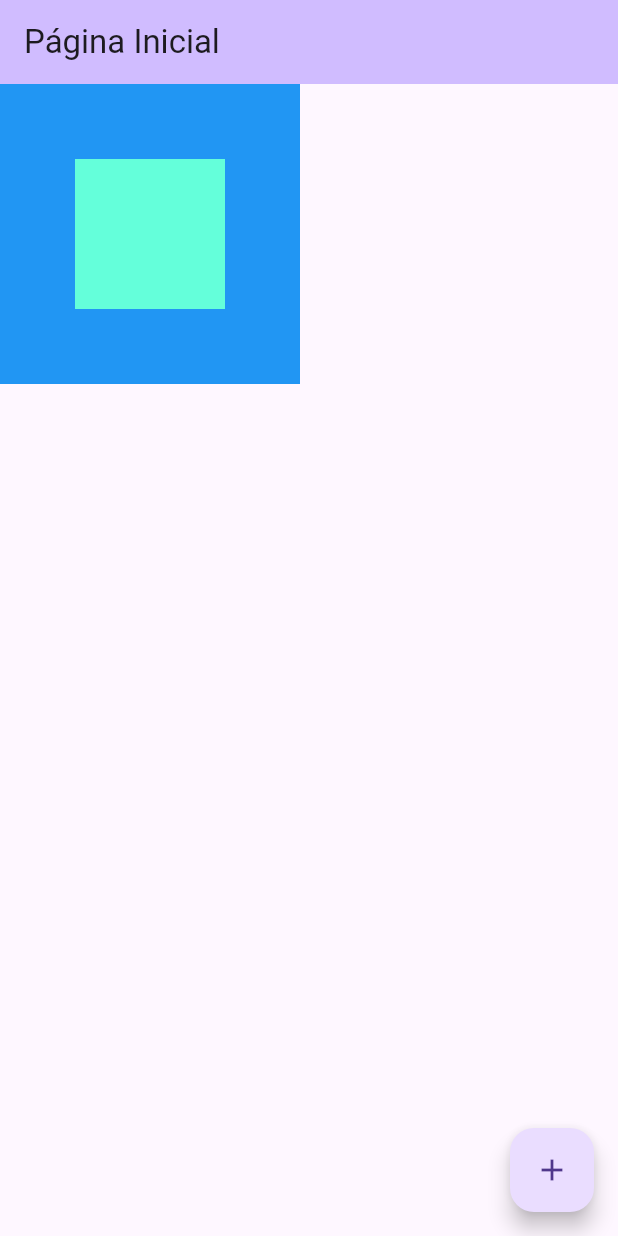
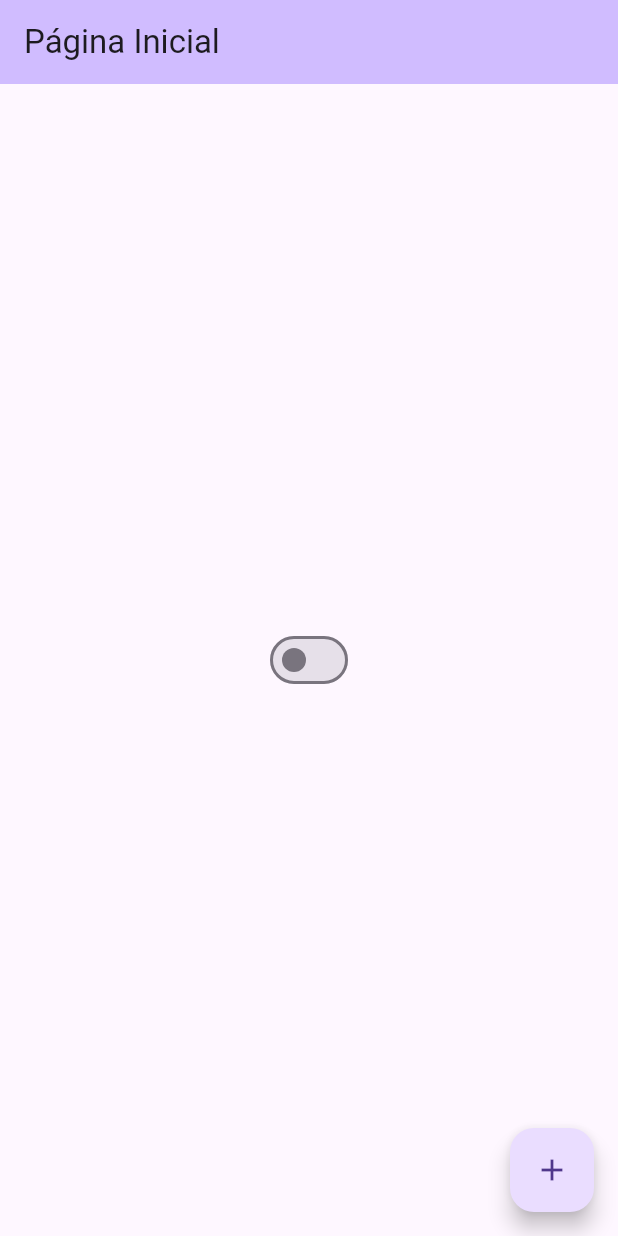
Before and after one commit to caioalves99/Aprendendo_Flutter, a Flutter app: the screen it shows after launch, on a phone screen of 412 x 824 dp. Run offline on Flutter 3.47's test engine with Material 3 defaults, Android fonts, the phone set to English and light mode, and no system bars.

Commit message:
Aprendendo sobre Gerenciar outro Estado

```diff
--- /dev/null
+++ b/lib/app_controller.dart
@@ -0,0 +1,12 @@
+import 'package:flutter/material.dart';
+
+class AppController extends ChangeNotifier {
+
+  static AppController instance = AppController();
+
+  bool isDartTheme = false;
+  changeTheme() {
+    isDartTheme = !isDartTheme;
+    notifyListeners();
+  }
+}
--- a/lib/app_widget.dart
+++ b/lib/app_widget.dart
@@ -1,13 +1,23 @@
+import 'package:aprendendo_flutter/app_controller.dart';
 import 'package:aprendendo_flutter/home_page.dart';
 import 'package:flutter/material.dart';
 
 class AppWidget extends StatelessWidget {
-
   @override
   Widget build(BuildContext context) {
-    return MaterialApp(
-      theme: ThemeData(primarySwatch: Colors.cyan),
-      home: HomePage(),
+    return AnimatedBuilder(
+      animation: AppController.instance,
+      builder: (context, child) {
+        return MaterialApp(
+          theme: ThemeData(
+            primarySwatch: Colors.grey,
+            brightness: AppController.instance.isDartTheme
+              ? Brightness.dark
+              : Brightness.light,
+          ),
+          home: HomePage(),
+        );
+      },
     );
   }
 }
--- a/lib/home_page.dart
+++ b/lib/home_page.dart
@@ -1,3 +1,4 @@
+import 'package:aprendendo_flutter/app_controller.dart';
 import 'package:flutter/material.dart';
 
 class HomePage extends StatefulWidget {
@@ -9,27 +10,23 @@ class HomePage extends StatefulWidget {
 
 class HomePageState extends State<HomePage> {
   int counter = 0;
+  bool isDartTheme = false;
 
   @override
   Widget build(BuildContext context) {
     return Scaffold(
       appBar: AppBar(
         title: Text('Página Inicial'),
-         backgroundColor: Theme.of(context).colorScheme.inversePrimary,
+        backgroundColor: Theme.of(context).colorScheme.inversePrimary,
       ),
 
-      body: Container(
-        height: 200,
-        width: 200,
-        color: Colors.blue,
-
-        child: Center(
-          child: Container(
-            height: 100,
-            width: 100,
-            color: Colors.tealAccent,
-          )
-      )
+      body: Center(
+        child: Switch(
+          value: AppController.instance.isDartTheme,
+          onChanged: (value) {
+            AppController.instance.changeTheme();
+          },
+        ),
       ),
 
       floatingActionButton: FloatingActionButton(
@@ -40,7 +37,6 @@ class HomePageState extends State<HomePage> {
           });
         },
       ),
-
     );
   }
 }
```
